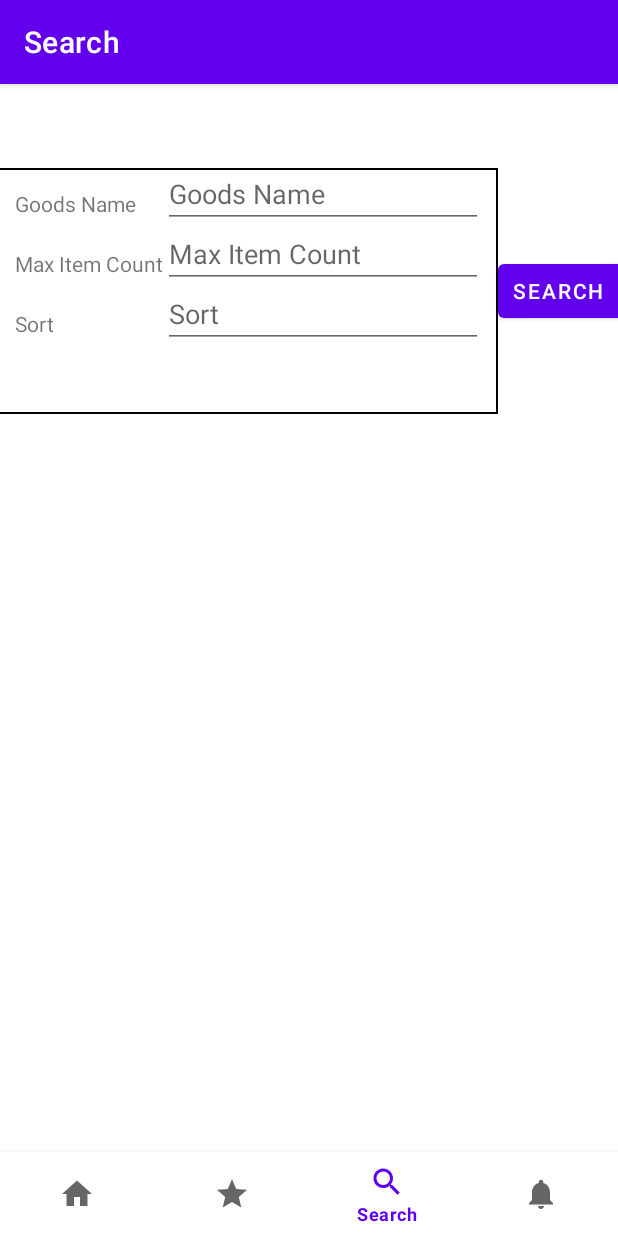
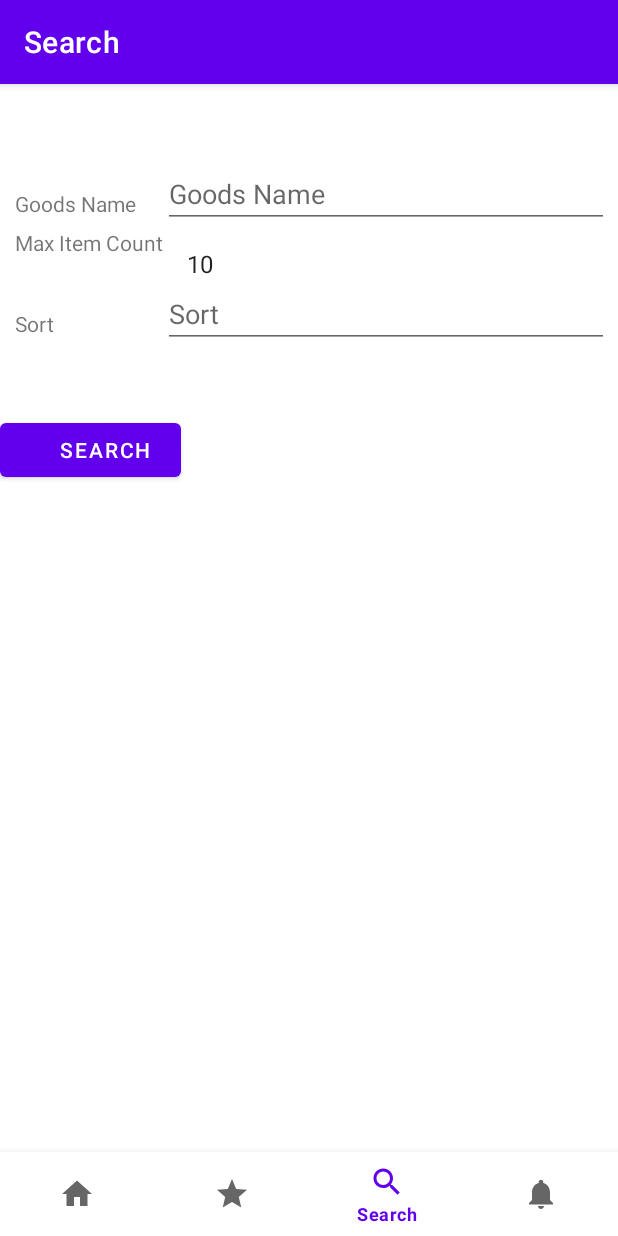
Before and after one commit to swhors/NaverOpenApiTest, an Android app: the FragmentSearch screen opened through its navigation route, on a phone screen of 412 x 824 dp. Run offline under Robolectric (Android 15) with nearby library versions, the phone set to English and light mode, and no system bars; our stand-ins replace Picasso, RxJava, navigation-ui; libraries missing offline, so code that uses them is left out: org.apache.commons; pictures from the network do not load.

```diff
--- a/app/src/main/java/com/simpson/goodssearch/ui/search/naver/goods/FragmentSearch.kt
+++ b/app/src/main/java/com/simpson/goodssearch/ui/search/naver/goods/FragmentSearch.kt
@@ -17,9 +17,12 @@ import com.simpson.goodssearch.domain.model.naver.NaverDataModelImpl
 import com.simpson.goodssearch.domain.model.naver.data.common.Sort
 import com.simpson.goodssearch.domain.model.naver.service.NaverSearchService
 import android.util.Log
+import android.widget.ArrayAdapter
+import android.widget.ListView
 import com.simpson.goodssearch.domain.model.mygoods.sqlite.MyGoods
 import com.simpson.goodssearch.domain.model.mygoods.sqlite.SQLiteCtl
 import com.simpson.goodssearch.domain.model.mygoods.sqlite.SQLiteHelper
+import com.simpson.goodssearch.R
 
 class FragmentSearch : Fragment() {
     private lateinit var searchViewModel: FragmentSearchViewModel
@@ -28,6 +31,8 @@ class FragmentSearch : Fragment() {
     private val binding get() = _binding!!
 
     private var imm: InputMethodManager? = null
+
+    private var selectedMaxCnt: Int = 10
 
     var sqLiteCtl: SQLiteCtl?= null
     lateinit var sqLiteHelper: SQLiteHelper
@@ -54,8 +59,17 @@ class FragmentSearch : Fragment() {
         val btn: Button = binding.btnSearch
         val goodsName: TextView = binding.textGoodsName
         val sortType: TextView = binding.textSort
-        val itemCnt: TextView = binding.textItemCntMax
+        val itemCnt: ListView = binding.textItemCntMax
         val recyclerView: RecyclerView = binding.viewResults
+
+        val maxCntList: ArrayList<Int> = arrayListOf<Int>(10, 20, 30)
+
+        itemCnt.adapter =
+            context?.let { ArrayAdapter<Int>(it, android.R.layout.simple_list_item_single_choice, maxCntList) }
+        itemCnt.setOnItemClickListener { parent, _, position, _ ->
+            selectedMaxCnt = parent.getItemAtPosition(position) as Int
+        }
+
         recyclerView.layoutManager = LinearLayoutManager(activity)
         recyclerView.adapter = sqLiteCtl?.let { RecyclerViewAdapter(it) }
 
@@ -87,9 +101,9 @@ class FragmentSearch : Fragment() {
         btn.setOnClickListener{
             println("Goods = ${goodsName.text}")
             println("Count = $itemCnt")
-            println("Count = ${itemCnt.text}")
+//            println("Count = ${itemCnt.text}")
 
-            searchViewModel.search(goodsName.text.toString(), 10, 10, Sort.ASC)
+            searchViewModel.search(goodsName.text.toString(), selectedMaxCnt, 10, Sort.ASC)
             imm.hideSoftInputFromWindow(goodsName.windowToken, 0)
         }
         return root
--- a/app/src/main/java/com/simpson/goodssearch/ui/search/naver/goods/RecyclerViewAdapter.kt
+++ b/app/src/main/java/com/simpson/goodssearch/ui/search/naver/goods/RecyclerViewAdapter.kt
@@ -1,5 +1,6 @@
 package com.simpson.goodssearch.ui.search.naver.goods
 
+import android.annotation.SuppressLint
 import android.view.LayoutInflater
 import android.view.ViewGroup
 import androidx.recyclerview.widget.RecyclerView
@@ -9,6 +10,7 @@ import com.simpson.goodssearch.domain.model.mygoods.sqlite.SQLiteCtl
 import com.squareup.picasso.Picasso
 import android.util.Log
 import android.view.MotionEvent
+import androidx.appcompat.app.AlertDialog
 import kotlinx.android.synthetic.main.search_list_view.view.*
 import org.apache.commons.validator.routines.UrlValidator
 
@@ -24,6 +26,35 @@ class RecyclerViewAdapter(_sqLiteCtl: SQLiteCtl): RecyclerView.Adapter<RecyclerV
         var count: Int = 0
         var firstClick: Long = 0L
         var secondClick: Long = 0L
+        var isDowned: Boolean = false
+
+        private fun addItem(item: MyGoods) {
+            Log.i("MyGoods(Selected)", "$secondClick, $firstClick")
+            sqLiteCtl.insert(
+                item.goods_name, item.goods_id,
+                item.goods_url, item.image_url,
+                item.mall_name, item.lprice,
+                item.hprice, item.goods_date)
+        }
+
+        private fun onDoubleClick(item: MyGoods) {
+            val alertDlg: AlertDialog.Builder = AlertDialog.Builder(itemView.context)
+            alertDlg.setTitle(R.string.title_add_item)
+            alertDlg.setPositiveButton(R.string.label_ok) { _, _ ->
+                addItem(item)
+            }
+            alertDlg.setNegativeButton(R.string.label_cancel, null)
+            alertDlg.show()
+        }
+
+        private fun initSetting() {
+            count = 0
+            firstClick = 0L
+            secondClick = 0L
+            isDowned = false
+        }
+
+        @SuppressLint("ClickableViewAccessibility")
         fun onBind(item: MyGoods){
             itemView.run {
                 println(item)
@@ -34,24 +65,35 @@ class RecyclerViewAdapter(_sqLiteCtl: SQLiteCtl): RecyclerView.Adapter<RecyclerV
                         itemView.text_title.text = item.goods_name
                         itemView.text_lprice.text = item.lprice.toString()
                         itemView.text_hprice.text = item.hprice.toString()
-                        itemView.setOnTouchListener { v, event ->
+
+                        itemView.setOnFocusChangeListener { _, _ ->
+                            initSetting()
+                        }
+
+                        itemView.setOnTouchListener { _, event ->
                             if (event.action == MotionEvent.ACTION_DOWN) {
-                                if (++count == 1) {
+                                isDowned = true
+                            } else if (event.action == MotionEvent.ACTION_UP && isDowned){
+                                count++
+                                if (count == 1) {
                                     firstClick = System.currentTimeMillis()
                                 } else if (count == 2) {
                                     secondClick = System.currentTimeMillis()
                                     if ((secondClick - firstClick) < 1000) {
-                                        Log.i("MyGoods(Selected)", "$secondClick, $firstClick")
-                                        sqLiteCtl.insert(
-                                                item.goods_name, item.goods_id,
-                                                item.goods_url, item.image_url,
-                                                item.mall_name, item.lprice,
-                                                item.hprice, item.goods_date)
+                                        onDoubleClick(item)
+                                        initSetting()
+                                    } else {
+                                        /*
+                                         시간이 지난 경우에는 이값을 새로운 값으로 설정합니다.
+                                         처음 클릭후, 이것은 시간이 지나서 더블 클릭할 경우를
+                                         위한 것입니다.
+                                         */
+                                        firstClick = secondClick
+                                        count--
                                     }
-                                    count = 0
-                                    firstClick = 0L
-                                    secondClick = 0L
                                 }
+                            } else {
+                                initSetting()
                             }
                             true
                         }
--- a/app/src/main/res/layout/fragment_search_data.xml
+++ b/app/src/main/res/layout/fragment_search_data.xml
@@ -11,22 +11,21 @@
         android:id="@+id/layout_user_input"
         android:layout_width="wrap_content"
         android:layout_height="0dp"
-        android:forceDarkAllowed="true"
-        android:paddingStart="20dp"
+        android:paddingStart="10dp"
         android:paddingTop="0dp"
         android:paddingEnd="10dp"
-        android:background="@drawable/shape_sub_category"
         app:layout_constraintHeight_percent="0.23"
-        app:layout_constraintBottom_toTopOf="@id/view_results"
-        app:layout_constraintEnd_toStartOf="@id/btn_search"
+        app:layout_constraintBottom_toTopOf="@id/btn_search"
+        app:layout_constraintEnd_toEndOf="parent"
         app:layout_constraintStart_toStartOf="parent"
         app:layout_constraintTop_toTopOf="parent">
 
         <TableRow>
             <TextView android:text="@string/label_goods_name" />
+
             <EditText
                 android:id="@+id/text_goods_name"
-                android:layout_width="match_parent"
+                android:layout_width="wrap_content"
                 android:layout_height="40dp"
                 android:autofillHints='""'
                 android:ems="10"
@@ -36,21 +35,21 @@
 
         <TableRow>
             <TextView android:text="@string/label_item_cnt_max" />
-            <EditText
+
+            <ListView
                 android:id="@+id/text_item_cnt_max"
-                android:layout_width="200dp"
+                android:layout_width="wrap_content"
                 android:layout_height="40dp"
-                android:autofillHints='""'
-                android:ems="10"
-                android:hint="@string/label_item_cnt_max"
-                android:inputType="textPersonName" />
+                android:scrollbarAlwaysDrawVerticalTrack="true"
+                android:scrollbarStyle="insideInset"
+                android:smoothScrollbar="true" />
         </TableRow>
 
         <TableRow>
             <TextView android:text="@string/label_sort" />
             <EditText
                 android:id="@+id/text_sort"
-                android:layout_width="200dp"
+                android:layout_width="wrap_content"
                 android:layout_height="40dp"
                 android:autofillHints='""'
                 android:ems="10"
@@ -58,16 +57,15 @@
                 android:inputType="textPersonName" />
         </TableRow>
     </TableLayout>
+
     <Button
         android:id="@+id/btn_search"
-        android:paddingStart="10dp"
+        android:paddingStart="40dp"
         android:paddingEnd="20dp"
         android:layout_width="wrap_content"
         android:layout_height="wrap_content"
-        app:layout_constraintTop_toTopOf="parent"
-        app:layout_constraintBottom_toTopOf="@id/view_results"
-        app:layout_constraintStart_toEndOf="@id/layout_user_input"
-        app:layout_constraintEnd_toEndOf="parent"
+        app:layout_constraintTop_toBottomOf="@id/layout_user_input"
+        app:layout_constraintStart_toStartOf="@id/layout_user_input"
         android:text="@string/label_search" />
 
     <androidx.recyclerview.widget.RecyclerView
@@ -80,6 +78,6 @@
         app:layout_constraintBottom_toBottomOf="parent"
         app:layout_constraintEnd_toEndOf="parent"
         app:layout_constraintStart_toStartOf="parent"
-        app:layout_constraintTop_toBottomOf="@id/layout_user_input" />
+        app:layout_constraintTop_toBottomOf="@id/btn_search" />
 
 </androidx.constraintlayout.widget.ConstraintLayout>
--- a/app/src/main/res/values/strings.xml
+++ b/app/src/main/res/values/strings.xml
@@ -23,4 +23,6 @@
     <string name="label_detail">Detailed Info</string>
     <string name="label_delete">Delete</string>
     <string name="label_ok">Ok</string>
+    <string name="label_cancel">Cancel</string>
+    <string name="title_add_item">Add this item....</string>
 </resources>
```
Also changed, not shown: app/src/main/java/com/simpson/goodssearch/ui/mydata/RecyclerViewAdapter.kt (+64 -27 lines), app/src/main/res/layout/search_list_view.xml (+17 -13 lines).
